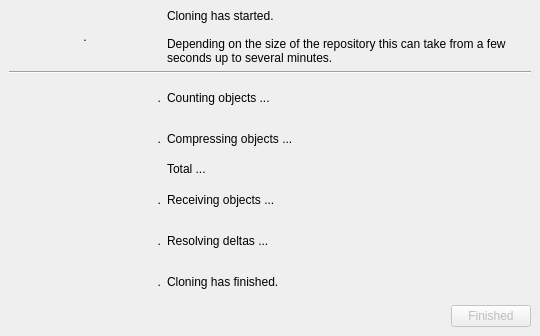
Above: src/CloneRepositoryDialog.ui from KDE/cocoon before the change. Below: the same form after it.
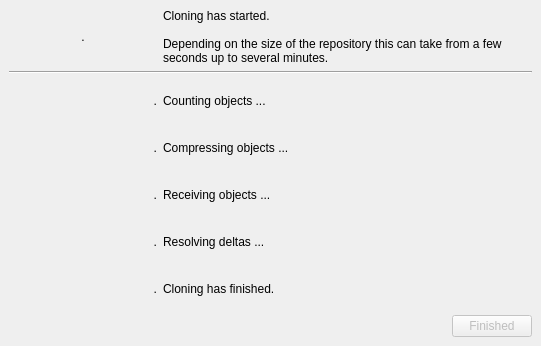
That is the form after the change. The open tabs and pages were chosen to show the change. Icons and pictures are not drawn. Custom widgets are drawn as their Qt base class.

Commit message: Added check box for deleting the target directories contents.

Diff of the .ui file:
```diff
--- a/src/CloneRepositoryDialog.ui
+++ b/src/CloneRepositoryDialog.ui
@@ -6,8 +6,8 @@
    <rect>
     <x>0</x>
     <y>0</y>
-    <width>540</width>
-    <height>336</height>
+    <width>541</width>
+    <height>346</height>
    </rect>
   </property>
   <property name="windowTitle">
@@ -242,7 +242,7 @@
          </property>
         </widget>
        </item>
-       <item row="5" column="0" colspan="2">
+       <item row="4" column="0" colspan="2">
         <widget class="QLabel" name="receivingObjectsIconLabel">
          <property name="text">
           <string>.</string>
@@ -255,7 +255,7 @@
          </property>
         </widget>
        </item>
-       <item row="5" column="2">
+       <item row="4" column="2">
         <widget class="QLabel" name="receivingObjectsLabel">
          <property name="sizePolicy">
           <sizepolicy hsizetype="Preferred" vsizetype="Expanding">
@@ -271,7 +271,7 @@
          </property>
         </widget>
        </item>
-       <item row="6" column="0" colspan="2">
+       <item row="5" column="0" colspan="2">
         <widget class="QLabel" name="resolvingDeltasIconLabel">
          <property name="text">
           <string>.</string>
@@ -284,7 +284,7 @@
          </property>
         </widget>
        </item>
-       <item row="6" column="2">
+       <item row="5" column="2">
         <widget class="QLabel" name="resolvingDeltasLabel">
          <property name="sizePolicy">
           <sizepolicy hsizetype="Preferred" vsizetype="Expanding">
@@ -300,7 +300,7 @@
          </property>
         </widget>
        </item>
-       <item row="7" column="0" colspan="2">
+       <item row="6" column="0" colspan="2">
         <widget class="QLabel" name="cloningFinishedIconLabel">
          <property name="text">
           <string>.</string>
@@ -313,7 +313,7 @@
          </property>
         </widget>
        </item>
-       <item row="7" column="2">
+       <item row="6" column="2">
         <widget class="QLabel" name="cloningFinishedLabel">
          <property name="sizePolicy">
           <sizepolicy hsizetype="Preferred" vsizetype="Expanding">
@@ -329,7 +329,7 @@
          </property>
         </widget>
        </item>
-       <item row="8" column="0" colspan="3">
+       <item row="7" column="0" colspan="3">
         <layout class="QHBoxLayout" name="horizontalLayout_2">
          <item>
           <spacer name="horizontalSpacer_2">
@@ -363,13 +363,6 @@
          </property>
         </widget>
        </item>
-       <item row="4" column="2">
-        <widget class="QLabel" name="totalObjectsLabel">
-         <property name="text">
-          <string>Total ...</string>
-         </property>
-        </widget>
-       </item>
       </layout>
      </widget>
     </widget>
```
Left out of the diff: 18 changed lines with no effect on the pictures.
